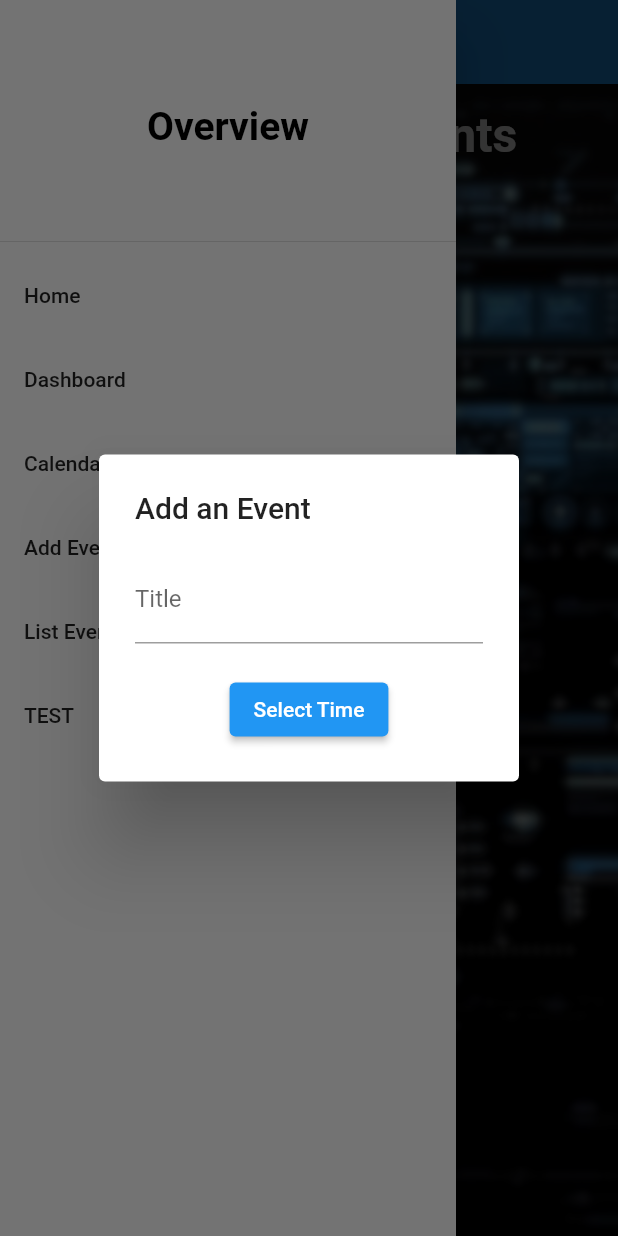
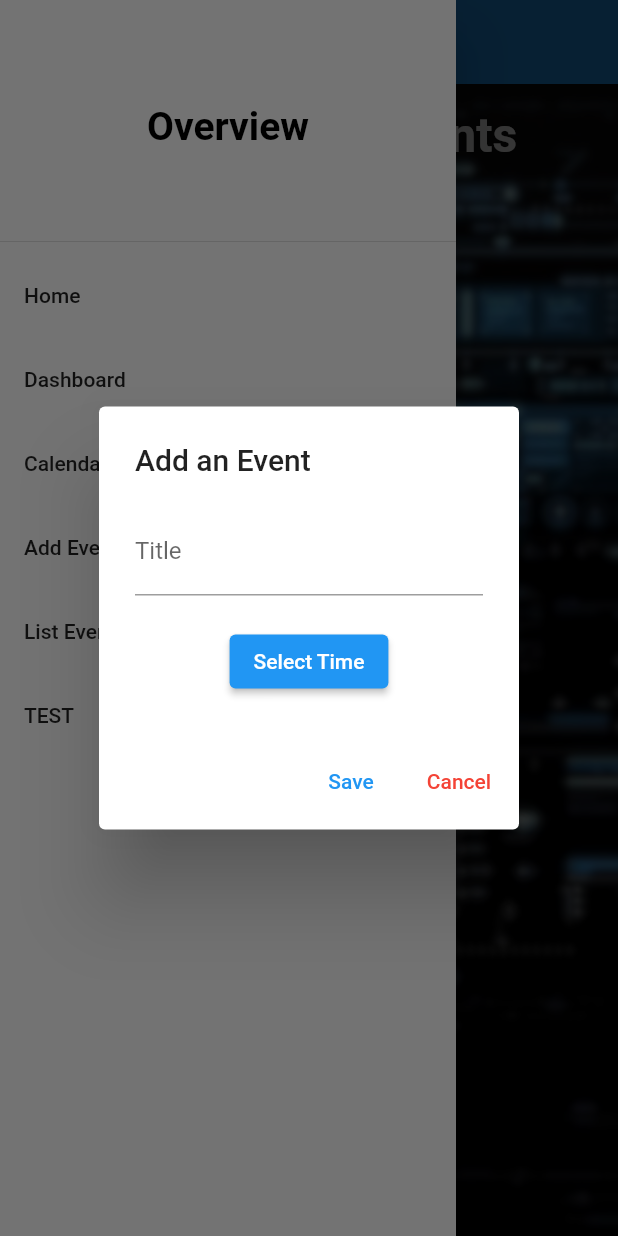
Before and after one commit to cxdxng/studyhelper, a Flutter app: the screen it shows after launch, in the side drawer, after a tap on "Add Event", on a phone screen of 412 x 824 dp. Run offline on Flutter 3.47's test engine with Material 2 defaults, Android fonts, the phone set to English and light mode, and no system bars; our stand-ins replace syncfusion_flutter_calendar.

```diff
--- a/lib/DatabaseHelper.dart
+++ b/lib/DatabaseHelper.dart
@@ -6,16 +6,20 @@ import 'package:http/http.dart';
 
 class DatabaseHelper{
 
-  List mysqlData = [];
-
-  void getDataFromMysql()async{
-    print("dyk");
-     Response response = await http.post(
-      Uri.https(MysqlData().httpAuthority, "/studyhelper/getAppointments.php"),
-      body: {"dbUser":MysqlData().user, "passwd": MysqlData().passwd}
+  Future<List> getDataFromMysql()async{
+    Response response = await http.post(
+     Uri.https(MysqlData().httpAuthority, "/studyhelper/getAppointments.php"),
+     body: {"dbUser":MysqlData().user, "passwd": MysqlData().passwd}
     );
 
-    mysqlData = await jsonDecode(response.body);
-    print(mysqlData);
+    return await jsonDecode(response.body);
+
+  }
+
+  void insertIntoMysql({required String title, required String date, required String time})async{
+    http.post(
+      Uri.https(MysqlData().httpAuthority, "/studyhelper/insert.php"),
+      body: {"title": title, "date": date, "start": time}
+    );
   }
 }
--- a/lib/main.dart
+++ b/lib/main.dart
@@ -47,14 +47,11 @@ class _HomeState extends State<Home> {
   String formattedDate = "";
   String formattedTime = "";
 
-
-
   @override
   void initState() {
     super.initState();
     // Fetch data from Mysql to use in runtime
     fetchDataFromMysql();
-
   }
 
 
@@ -72,7 +69,6 @@ class _HomeState extends State<Home> {
               DrawerHeader(
                 child: Center(child: makeDarkText("Overview")),
               ),
-
               ListTile(
                 title: const Text("Home"),
                 onTap: () => Navigator.pushNamed(context, "/"),
@@ -89,13 +85,13 @@ class _HomeState extends State<Home> {
                 title: const Text("Add Event"),
                 onTap: () => addEvent(),
               ),
-              ListTile(
-                title: const Text("List Events"),
-                onTap: () => Navigator.pushNamed(context, "/listEvents"),
+              const ListTile(
+                title: Text("List Events"),
+                //onTap: () => Navigator.pushNamed(context, "/listEvents"),
               ),
-              ListTile(
-                title: const Text("TEST"),
-                onTap: () => DatabaseHelper().getDataFromMysql(),
+              const ListTile(
+                title: Text("TEST"),
+                //onTap: () => DatabaseHelper().getDataFromMysql(),
               )
             ],
           ),
@@ -140,19 +136,15 @@ class _HomeState extends State<Home> {
   // fetch mysql data to List appointments and refresh viewport
   void fetchDataFromMysql()async{
 
-     Response response = await http.post(
-      Uri.https(MysqlData().httpAuthority, "/studyhelper/getAppointments.php"),
-      body: {"dbUser":MysqlData().user, "passwd": MysqlData().passwd}
-    );
+    appointments = await DatabaseHelper().getDataFromMysql();
 
-    appointments = await jsonDecode(response.body);
     setState(() {});
   }
 
   // Format apppointments from Myql and create widget to display data
   Widget formatEntry(int index){
   return Text(
-    "${appointments[index]["title"]}: ${appointments[index]["date"]}, ${appointments[index]["start"]}-${appointments[index]["end"]} Uhr",
+    "${appointments[index]["title"]}: ${appointments[index]["date"]}, ${appointments[index]["start"]} Uhr",
     style: const TextStyle(
       fontSize: 18
     ),
@@ -160,13 +152,15 @@ class _HomeState extends State<Home> {
   }
 
   void addEvent(){
+    TextEditingController editingController = TextEditingController();
     showDialog(context: context, builder: (BuildContext context){
       return AlertDialog(
         title: const Text("Add an Event"),
         content: Wrap(
           children: [
-            const TextField(
-              decoration: InputDecoration(
+            TextField(
+              controller: editingController,
+              decoration: const InputDecoration(
                 labelText: "Title"
               ),
             ),
@@ -188,9 +182,7 @@ class _HomeState extends State<Home> {
 
                     // Format date and time
                     formattedTime = unformattedTime.format(context);
-                    formattedDate = DateFormat('dd-mm-YYYY').format(unformattedDate);
-                    // Close AlertDialog
-                    Navigator.pop(context);
+                    formattedDate = DateFormat('dd.MM.yyyy').format(unformattedDate);
 
                   },
                   child: const Text("Select Time")),
@@ -198,6 +190,35 @@ class _HomeState extends State<Home> {
             ),
           ],
         ),
+        actions: [
+          // Save data
+          TextButton(
+            onPressed: () {
+              if(editingController.text != "" && formattedDate != "" && formattedTime != ""){
+                // Insert collected data into Mysql
+                DatabaseHelper().insertIntoMysql(title: editingController.text, date: formattedDate, time: formattedTime);
+                setState(() {
+                  appointments.add({
+                    "title": editingController.text,
+                    "date": formattedDate,
+                    "start": formattedTime
+                  });
+                });
+
+                formattedTime = "";
+                formattedDate = "";
+
+                Navigator.pop(context);
+              }
+            },
+            child: Text("Save")
+          ),
+
+          // Cancel action
+          TextButton(
+            onPressed: () => Navigator.pop(context),
+            child: const Text("Cancel", style: TextStyle(color: Colors.red),)),
+        ],
       );
     } );
   }
```
Also changed, not shown: 1 other file.
